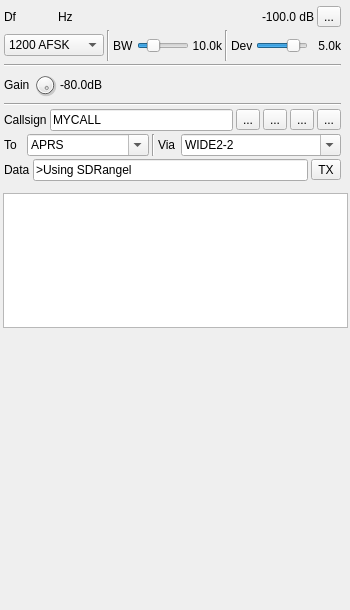
First picture: the form in plugins/channeltx/modpacket/packetmodgui.ui, repository f4exb/sdrangel, before the edit.
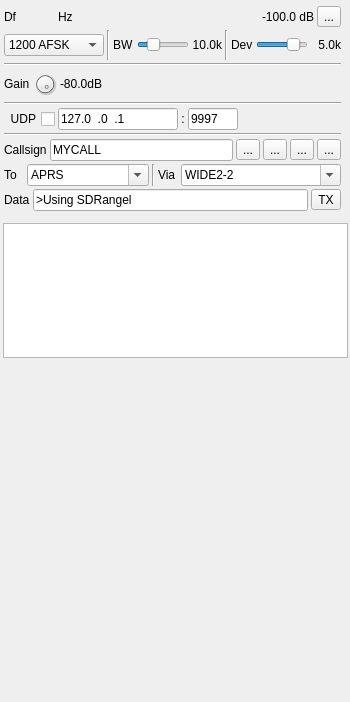
Second picture: the form after the edit. Icons and pictures are not drawn. Custom widgets are drawn as their Qt base class.

Commit message: Add UDP ports for packet forwarding in Packet mod and demod.

Diff of the .ui file:
```diff
--- a/plugins/channeltx/modpacket/packetmodgui.ui
+++ b/plugins/channeltx/modpacket/packetmodgui.ui
@@ -7,7 +7,7 @@
     <x>0</x>
     <y>0</y>
     <width>350</width>
-    <height>610</height>
+    <height>702</height>
    </rect>
   </property>
   <property name="sizePolicy">
@@ -43,7 +43,7 @@
      <x>2</x>
      <y>2</y>
      <width>341</width>
-     <height>181</height>
+     <height>211</height>
     </rect>
    </property>
    <property name="minimumSize">
@@ -435,6 +435,103 @@
       </property>
      </widget>
     </item>
+    <item>
+     <layout class="QHBoxLayout" name="udpLayout">
+      <item>
+       <widget class="QCheckBox" name="udpEnabled">
+        <property name="toolTip">
+         <string>Forward packets received via UDP</string>
+        </property>
+        <property name="layoutDirection">
+         <enum>Qt::RightToLeft</enum>
+        </property>
+        <property name="text">
+         <string>UDP</string>
+        </property>
+       </widget>
+      </item>
+      <item>
+       <widget class="QLineEdit" name="udpAddress">
+        <property name="minimumSize">
+         <size>
+          <width>120</width>
+          <height>0</height>
+         </size>
+        </property>
+        <property name="focusPolicy">
+         <enum>Qt::ClickFocus</enum>
+        </property>
+        <property name="toolTip">
+         <string>UDP address to listen for packets to forward on</string>
+        </property>
+        <property name="inputMask">
+         <string>000.000.000.000</string>
+        </property>
+        <property name="text">
+         <string>127.0.0.1</string>
+        </property>
+       </widget>
+      </item>
+      <item>
+       <widget class="QLabel" name="udpSeparator">
+        <property name="text">
+         <string>:</string>
+        </property>
+        <property name="alignment">
+         <set>Qt::AlignCenter</set>
+        </property>
+       </widget>
+      </item>
+      <item>
+       <widget class="QLineEdit" name="udpPort">
+        <property name="minimumSize">
+         <size>
+          <width>50</width>
+          <height>0</height>
+         </size>
+        </property>
+        <property name="maximumSize">
+         <size>
+          <width>50</width>
+          <height>16777215</height>
+         </size>
+        </property>
+        <property name="focusPolicy">
+         <enum>Qt::ClickFocus</enum>
+        </property>
+        <property name="toolTip">
+         <string>UDP port to listen for packets to forward on</string>
+        </property>
+        <property name="inputMask">
+         <string>00000</string>
+        </property>
+        <property name="text">
+         <string>9997</string>
+        </property>
+       </widget>
+      </item>
+      <item>
+       <spacer name="horizontalSpacer_4">
+        <property name="orientation">
+         <enum>Qt::Horizontal</enum>
+        </property>
+        <property name="sizeHint" stdset="0">
+         <size>
+          <width>40</width>
+          <height>20</height>
+         </size>
+        </property>
+       </spacer>
+      </item>
+     </layout>
+    </item>
+    <item>
+     <widget class="Line" name="line_6">
+      <property name="orientation">
+       <enum>Qt::Horizontal</enum>
+      </property>
+     </widget>
+    </item>
     <item>
      <layout class="QHBoxLayout" name="callsignLayout">
       <item>
@@ -686,7 +783,7 @@
    <property name="geometry">
     <rect>
      <x>0</x>
-     <y>190</y>
+     <y>220</y>
      <width>351</width>
      <height>141</height>
     </rect>
@@ -723,7 +820,7 @@
    <property name="geometry">
     <rect>
      <x>0</x>
-     <y>340</y>
+     <y>370</y>
      <width>351</width>
      <height>284</height>
     </rect>
```
Left out of the diff: 8 changed lines with no effect on the pictures. The commit also changes 24 other files.
